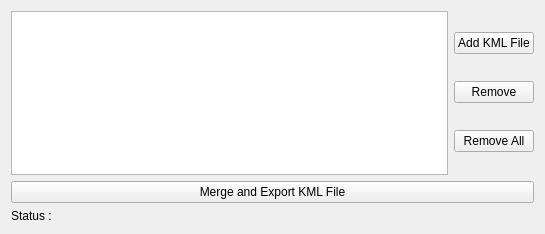
Open-MSS/MSS, file mslib/msui/ui/ui_kmloverlay_dockwidget.ui: the form before one commit.
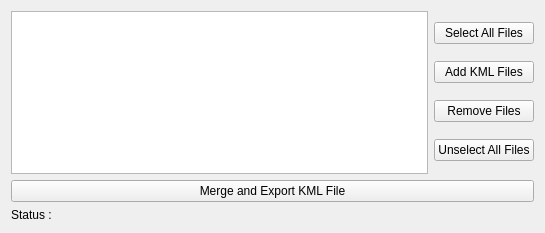
The form after the commit.

Commit message: Added Select All, Unselect All buttons; removed Remove All Files Button

```diff
--- a/mslib/msui/ui/ui_kmloverlay_dockwidget.ui
+++ b/mslib/msui/ui/ui_kmloverlay_dockwidget.ui
@@ -7,7 +7,7 @@
     <x>0</x>
     <y>0</y>
     <width>545</width>
-    <height>234</height>
+    <height>233</height>
    </rect>
   </property>
   <property name="windowTitle">
@@ -44,13 +44,23 @@
        <property name="sizeConstraint">
         <enum>QLayout::SetMinimumSize</enum>
        </property>
+       <item>
+        <widget class="QPushButton" name="pushButton_select_all">
+         <property name="toolTip">
+          <string>Selects (Checks) All the Files </string>
+         </property>
+         <property name="text">
+          <string>Select All Files</string>
+         </property>
+        </widget>
+       </item>
        <item>
         <widget class="QPushButton" name="btSelectFile">
          <property name="toolTip">
           <string>Add multiple KML Files</string>
          </property>
          <property name="text">
-          <string>Add KML File</string>
+          <string>Add KML Files</string>
          </property>
         </widget>
        </item>
@@ -60,7 +70,7 @@
           <string>Remove Checked KML Files </string>
          </property>
          <property name="text">
-          <string>Remove</string>
+          <string>Remove Files</string>
          </property>
         </widget>
        </item>
@@ -70,7 +80,7 @@
           <string>Remove All KML Files</string>
          </property>
          <property name="text">
-          <string>Remove All</string>
+          <string>Unselect All Files</string>
          </property>
         </widget>
        </item>
```
Left out of the diff: 4 changed lines with no effect on the pictures. The commit also changes 2 other files.
